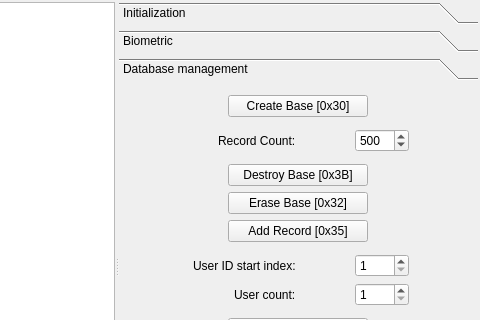
Old version of the form sagemmorpho.ui in the repository CodElecCz/SagemMorphoUI; both pictures show x 364 to 844 and y 0 to 320 of the 844 by 531 pixel window.
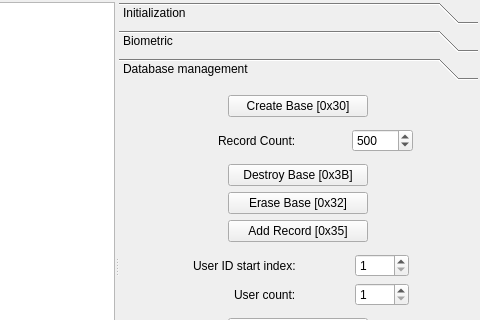
New version of the form. The open tabs and pages were chosen to show the change. Custom widgets are drawn as their Qt base class.

Diff of the .ui file:
```diff
--- a/sagemmorpho.ui
+++ b/sagemmorpho.ui
@@ -251,7 +251,7 @@
                   <number>1</number>
                  </property>
                  <property name="maximum">
-                  <number>3000</number>
+                  <number>10000</number>
                  </property>
                  <property name="value">
                   <number>500</number>
```
Left out of the diff: 5 changed lines with no effect on the pictures.
